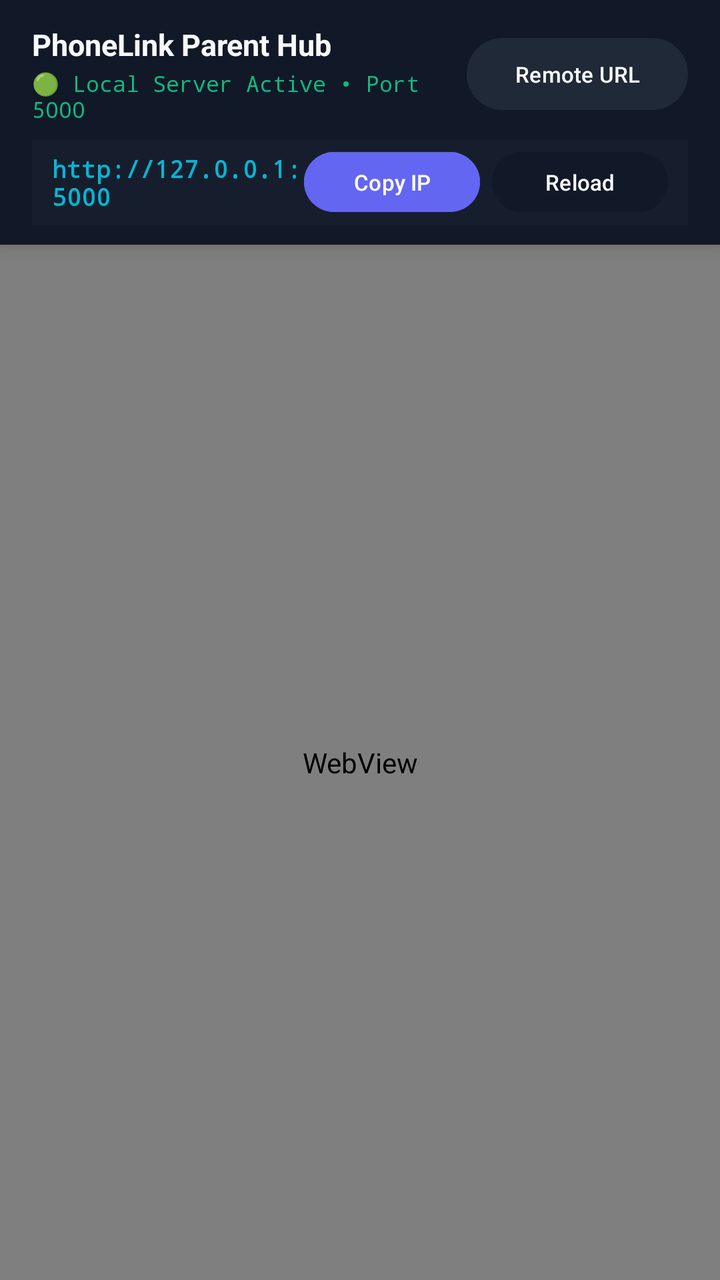
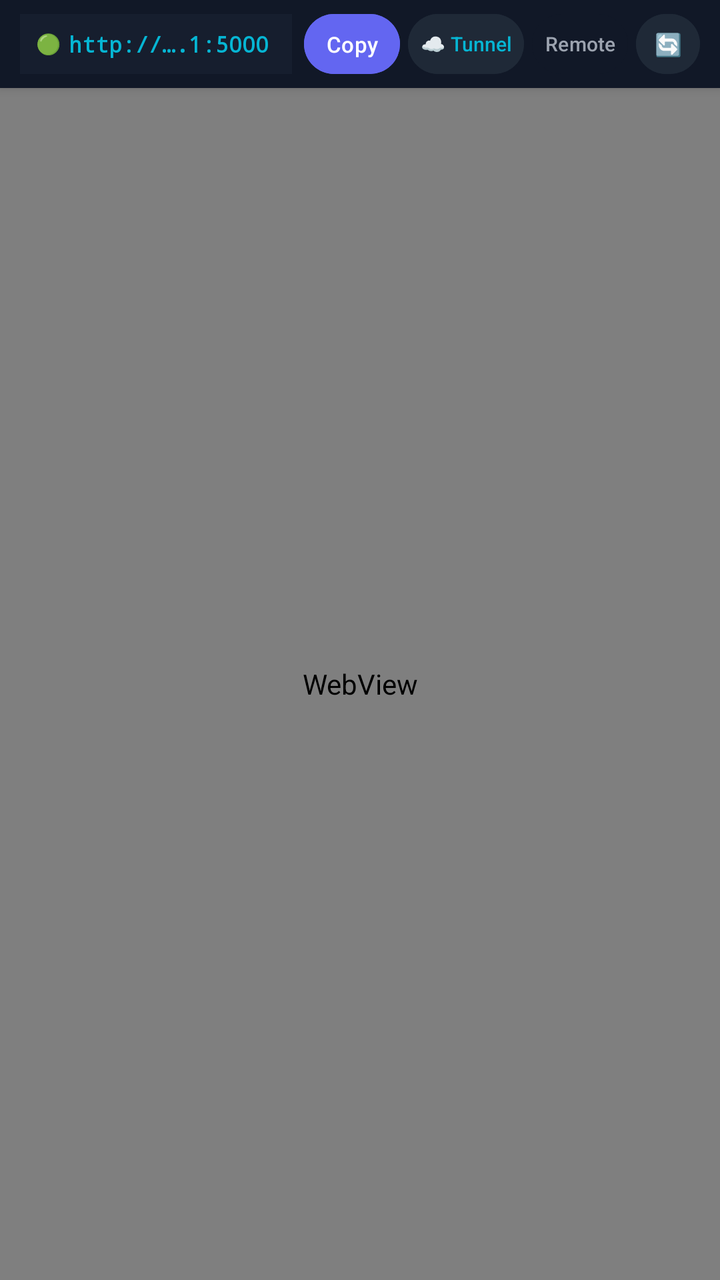

Compare the two renders of this Android layout. The source of the first and the diff that turns it into the second are given below.
<!-- AndroidManifest.xml: application theme Theme.PhoneLinkParent -->
<!-- res/layout/activity_parent_main.xml -->
<?xml version="1.0" encoding="utf-8"?>
<LinearLayout xmlns:android="http://schemas.android.com/apk/res/android"
    xmlns:app="http://schemas.android.com/apk/res-auto"
    android:layout_width="match_parent"
    android:layout_height="match_parent"
    android:orientation="vertical"
    android:background="@color/background">

    
    <LinearLayout
        android:id="@+id/headerBar"
        android:layout_width="match_parent"
        android:layout_height="wrap_content"
        android:orientation="vertical"
        android:background="@color/surface"
        android:paddingHorizontal="16dp"
        android:paddingTop="12dp"
        android:paddingBottom="10dp"
        android:elevation="4dp">

        <LinearLayout
            android:layout_width="match_parent"
            android:layout_height="wrap_content"
            android:orientation="horizontal"
            android:gravity="center_vertical">

            
            <LinearLayout
                android:layout_width="0dp"
                android:layout_height="wrap_content"
                android:layout_weight="1"
                android:orientation="vertical">

                <TextView
                    android:id="@+id/tvAppTitle"
                    android:layout_width="wrap_content"
                    android:layout_height="wrap_content"
                    android:text="PhoneLink Parent Hub"
                    android:textColor="@color/text_primary"
                    android:textSize="15sp"
                    android:textStyle="bold" />

                <TextView
                    android:id="@+id/tvServerStatus"
                    android:layout_width="wrap_content"
                    android:layout_height="wrap_content"
                    android:text="🟢 Local Server Active • Port 5000"
                    android:textColor="@color/emerald"
                    android:textSize="11sp"
                    android:fontFamily="monospace"
                    android:layout_marginTop="2dp" />
            </LinearLayout>

            
            <Button
                android:id="@+id/btnModeSwitch"
                android:layout_width="wrap_content"
                android:layout_height="36dp"
                android:text="Remote URL"
                android:textSize="11sp"
                android:textColor="@color/text_primary"
                android:backgroundTint="@color/surface_card"
                android:textAllCaps="false"
                android:insetTop="0dp"
                android:insetBottom="0dp"
                style="@style/Widget.Material3.Button.TonalButton" />

        </LinearLayout>

        
        <LinearLayout
            android:id="@+id/addressBar"
            android:layout_width="match_parent"
            android:layout_height="wrap_content"
            android:orientation="horizontal"
            android:gravity="center_vertical"
            android:background="@color/surface_card"
            android:paddingHorizontal="10dp"
            android:paddingVertical="6dp"
            android:layout_marginTop="8dp"
            android:backgroundTint="#161e2e">

            <TextView
                android:id="@+id/tvServerAddress"
                android:layout_width="0dp"
                android:layout_height="wrap_content"
                android:layout_weight="1"
                android:text="http://127.0.0.1:5000"
                android:textColor="@color/cyan"
                android:textSize="12sp"
                android:fontFamily="monospace"
                android:textStyle="bold" />

            <Button
                android:id="@+id/btnCopyAddress"
                android:layout_width="wrap_content"
                android:layout_height="30dp"
                android:text="Copy IP"
                android:textSize="11sp"
                android:textColor="#FFFFFF"
                android:backgroundTint="@color/indigo"
                android:textAllCaps="false"
                android:insetTop="0dp"
                android:insetBottom="0dp"
                style="@style/Widget.Material3.Button" />

            <Button
                android:id="@+id/btnRefreshWeb"
                android:layout_width="wrap_content"
                android:layout_height="30dp"
                android:text="Reload"
                android:textSize="11sp"
                android:textColor="@color/text_primary"
                android:backgroundTint="@color/surface"
                android:textAllCaps="false"
                android:layout_marginStart="6dp"
                android:insetTop="0dp"
                android:insetBottom="0dp"
                style="@style/Widget.Material3.Button.TonalButton" />

        </LinearLayout>

    </LinearLayout>

    
    <WebView
        android:id="@+id/webView"
        android:layout_width="match_parent"
        android:layout_height="0dp"
        android:layout_weight="1"
        android:background="@color/background" />

</LinearLayout>
<!-- resources referenced by this layout -->
<resources>
  <color name="background">#0B0F19</color>
  <color name="cyan">#06B6D4</color>
  <color name="emerald">#10B981</color>
  <color name="indigo">#6366F1</color>
  <color name="surface">#111827</color>
  <color name="surface_card">#1F2937</color>
  <color name="text_primary">#F9FAFB</color>
  <style name="Theme.PhoneLinkParent" parent="Theme.Material3.Dark.NoActionBar">
          <item name="colorPrimary">@color/indigo</item>
          <item name="colorPrimaryDark">@color/indigo_dark</item>
          <item name="colorAccent">@color/cyan</item>
          <item name="android:windowBackground">@color/background</item>
          <item name="android:statusBarColor">@color/surface</item>
          <item name="android:navigationBarColor">@color/surface</item>
      </style>
  <color name="indigo_dark">#4F46E5</color>
</resources>

<!-- the commit's change to res/layout/activity_parent_main.xml (unified diff, before → after) -->
@@ -10,75 +10,34 @@
     <LinearLayout
         android:id="@+id/headerBar"
         android:layout_width="match_parent"
-        android:layout_height="wrap_content"
-        android:orientation="vertical"
+        android:layout_height="44dp"
+        android:orientation="horizontal"
         android:background="@color/surface"
-        android:paddingHorizontal="16dp"
-        android:paddingTop="12dp"
-        android:paddingBottom="10dp"
-        android:elevation="4dp">
-
-        <LinearLayout
-            android:layout_width="match_parent"
-            android:layout_height="wrap_content"
-            android:orientation="horizontal"
-            android:gravity="center_vertical">
-
-            
-            <LinearLayout
-                android:layout_width="0dp"
-                android:layout_height="wrap_content"
-                android:layout_weight="1"
-                android:orientation="vertical">
-
-                <TextView
-                    android:id="@+id/tvAppTitle"
-                    android:layout_width="wrap_content"
-                    android:layout_height="wrap_content"
-                    android:text="PhoneLink Parent Hub"
-                    android:textColor="@color/text_primary"
-                    android:textSize="15sp"
-                    android:textStyle="bold" />
-
-                <TextView
-                    android:id="@+id/tvServerStatus"
-                    android:layout_width="wrap_content"
-                    android:layout_height="wrap_content"
-                    android:text="🟢 Local Server Active • Port 5000"
-                    android:textColor="@color/emerald"
-                    android:textSize="11sp"
-                    android:fontFamily="monospace"
-                    android:layout_marginTop="2dp" />
-            </LinearLayout>
-
-            
-            <Button
-                android:id="@+id/btnModeSwitch"
-                android:layout_width="wrap_content"
-                android:layout_height="36dp"
-                android:text="Remote URL"
-                android:textSize="11sp"
-                android:textColor="@color/text_primary"
-                android:backgroundTint="@color/surface_card"
-                android:textAllCaps="false"
-                android:insetTop="0dp"
-                android:insetBottom="0dp"
-                style="@style/Widget.Material3.Button.TonalButton" />
-
-        </LinearLayout>
+        android:paddingHorizontal="10dp"
+        android:gravity="center_vertical"
+        android:elevation="3dp">
 
         
         <LinearLayout
-            android:id="@+id/addressBar"
-            android:layout_width="match_parent"
-            android:layout_height="wrap_content"
+            android:id="@+id/statusChip"
+            android:layout_width="0dp"
+            android:layout_height="30dp"
+            android:layout_weight="1"
             android:orientation="horizontal"
             android:gravity="center_vertical"
             android:background="@color/surface_card"
-            android:paddingHorizontal="10dp"
-            android:paddingVertical="6dp"
-            android:layout_marginTop="8dp"
-            android:backgroundTint="#161e2e">
+            android:paddingHorizontal="8dp"
+            android:backgroundTint="#161e2e"
+            android:clickable="true"
+            android:focusable="true">
+
+            <TextView
+                android:id="@+id/tvServerStatusDot"
+                android:layout_width="wrap_content"
+                android:layout_height="wrap_content"
+                android:text="🟢"
+                android:textSize="10sp"
+                android:layout_marginEnd="4dp" />
 
             <TextView
                 android:id="@+id/tvServerAddress"
@@ -87,38 +46,78 @@
                 android:layout_weight="1"
                 android:text="http://127.0.0.1:5000"
                 android:textColor="@color/cyan"
-                android:textSize="12sp"
+                android:textSize="11sp"
                 android:fontFamily="monospace"
-                android:textStyle="bold" />
+                android:textStyle="bold"
+                android:singleLine="true"
+                android:ellipsize="middle" />
+        </LinearLayout>
 
-            <Button
-                android:id="@+id/btnCopyAddress"
-                android:layout_width="wrap_content"
-                android:layout_height="30dp"
-                android:text="Copy IP"
-                android:textSize="11sp"
-                android:textColor="#FFFFFF"
-                android:backgroundTint="@color/indigo"
-                android:textAllCaps="false"
-                android:insetTop="0dp"
-                android:insetBottom="0dp"
-                style="@style/Widget.Material3.Button" />
+        
+        <Button
+            android:id="@+id/btnCopyAddress"
+            android:layout_width="wrap_content"
+            android:layout_height="30dp"
+            android:text="Copy"
+            android:textSize="11sp"
+            android:textColor="#FFFFFF"
+            android:backgroundTint="@color/indigo"
+            android:textAllCaps="false"
+            android:layout_marginStart="6dp"
+            android:insetTop="0dp"
+            android:insetBottom="0dp"
+            android:minWidth="48dp"
+            android:paddingHorizontal="8dp"
+            style="@style/Widget.Material3.Button" />
 
-            <Button
-                android:id="@+id/btnRefreshWeb"
-                android:layout_width="wrap_content"
-                android:layout_height="30dp"
-                android:text="Reload"
-                android:textSize="11sp"
-                android:textColor="@color/text_primary"
-                android:backgroundTint="@color/surface"
-                android:textAllCaps="false"
-                android:layout_marginStart="6dp"
-                android:insetTop="0dp"
-                android:insetBottom="0dp"
-                style="@style/Widget.Material3.Button.TonalButton" />
+        
+        <Button
+            android:id="@+id/btnTunnelSettings"
+            android:layout_width="wrap_content"
+            android:layout_height="30dp"
+            android:text="☁️ Tunnel"
+            android:textSize="10sp"
+            android:textColor="@color/cyan"
+            android:backgroundTint="@color/surface_card"
+            android:textAllCaps="false"
+            android:layout_marginStart="4dp"
+            android:insetTop="0dp"
+            android:insetBottom="0dp"
+            android:minWidth="56dp"
+            android:paddingHorizontal="6dp"
+            style="@style/Widget.Material3.Button.TonalButton" />
 
-        </LinearLayout>
+        
+        <Button
+            android:id="@+id/btnModeSwitch"
+            android:layout_width="wrap_content"
+            android:layout_height="30dp"
+            android:text="Remote"
+            android:textSize="10sp"
+            android:textColor="@color/text_secondary"
+            android:backgroundTint="@color/surface"
+            android:textAllCaps="false"
+            android:layout_marginStart="4dp"
+            android:insetTop="0dp"
+            android:insetBottom="0dp"
+            android:minWidth="48dp"
+            android:paddingHorizontal="6dp"
+            style="@style/Widget.Material3.Button.TonalButton" />
+
+        
+        <Button
+            android:id="@+id/btnRefreshWeb"
+            android:layout_width="32dp"
+            android:layout_height="30dp"
+            android:text="🔄"
+            android:textSize="11sp"
+            android:textColor="#FFFFFF"
+            android:backgroundTint="@color/surface_card"
+            android:layout_marginStart="4dp"
+            android:insetTop="0dp"
+            android:insetBottom="0dp"
+            android:paddingHorizontal="0dp"
+            style="@style/Widget.Material3.Button.TonalButton" />
 
     </LinearLayout>
 
<!-- resource entries referenced after the edit -->
@@ -2,11 +2,10 @@
 <resources>
   <color name="background">#0B0F19</color>
   <color name="cyan">#06B6D4</color>
-  <color name="emerald">#10B981</color>
   <color name="indigo">#6366F1</color>
   <color name="surface">#111827</color>
   <color name="surface_card">#1F2937</color>
-  <color name="text_primary">#F9FAFB</color>
+  <color name="text_secondary">#9CA3AF</color>
   <style name="Theme.PhoneLinkParent" parent="Theme.Material3.Dark.NoActionBar">
           <item name="colorPrimary">@color/indigo</item>
           <item name="colorPrimaryDark">@color/indigo_dark</item>
